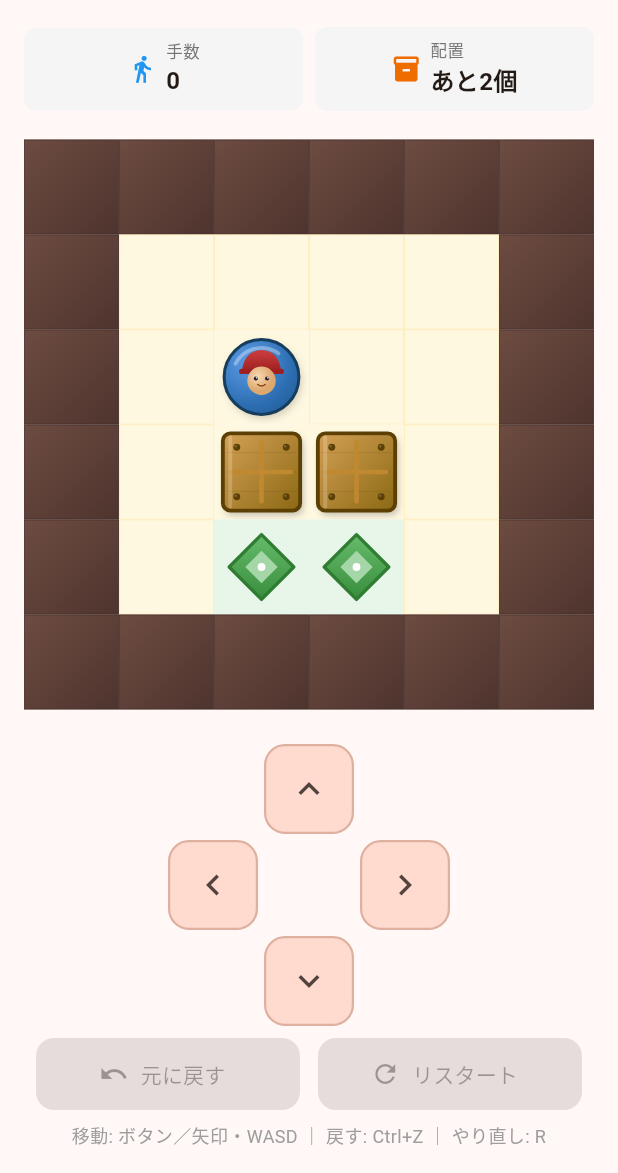
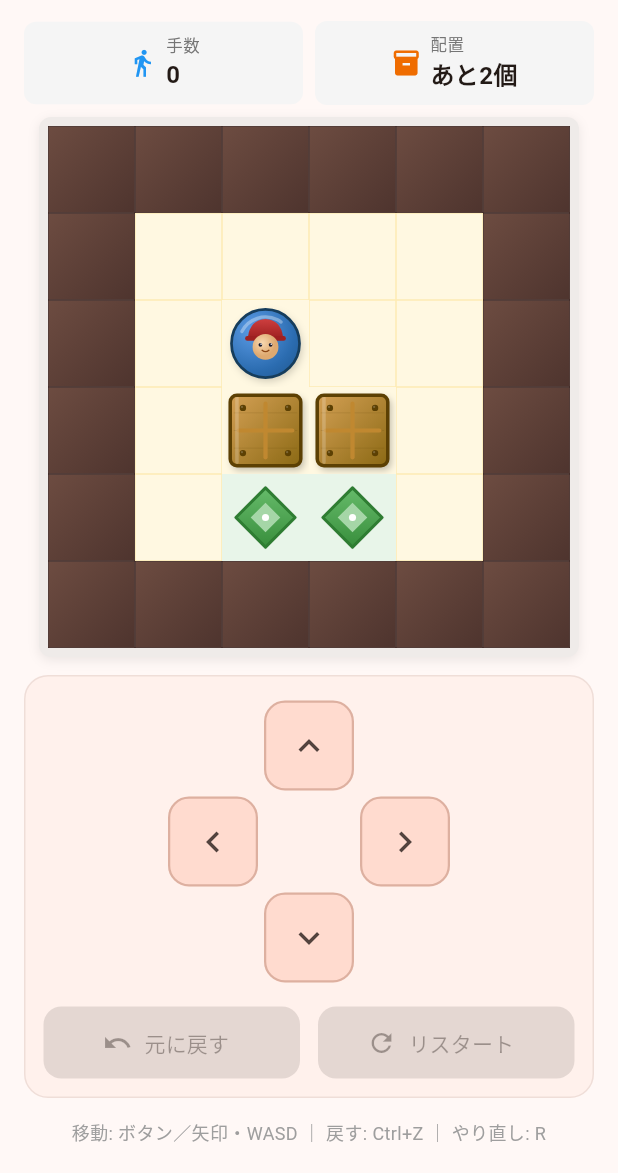
Before and after one commit to mozuq-lab/sokoban-app, a Flutter app: the screen it shows after launch, on a phone screen of 412 x 824 dp, the part 63-1236 px from its top. Run offline on Flutter 3.47's test engine with Material 3 defaults, Android fonts, the phone set to English and light mode, and no system bars.

Commit message:
feat: 方向パッドと操作ボタンをカード風コンテナでグルーピングし画面のセクション感を強化する (#34)
盤面エリアとコントロールエリアの情報階層を明確にするため、
方向パッド＋Undo/RestartボタンをsurfaceContainerLow背景の
角丸コンテナでまとめた。ヒントテキストの通常時背景もtransparentに
変更し、視覚的な重さを軽減。

Co-authored-by: Claude Opus 4.6 (1M context) <noreply@anthropic.com>

```diff
--- a/lib/features/game/presentation/home_screen.dart
+++ b/lib/features/game/presentation/home_screen.dart
@@ -209,6 +209,7 @@ class _HomeScreenState extends State<HomeScreen> {
                 padding: const EdgeInsets.symmetric(horizontal: 16),
                 child: Column(
                   children: [
+                    // --- クリアバナー ---
                     AnimatedSwitcher(
                       duration: const Duration(milliseconds: 300),
                       transitionBuilder: (child, animation) {
@@ -225,38 +226,68 @@ class _HomeScreenState extends State<HomeScreen> {
                           ? Container(
                               key: const ValueKey('clear-banner'),
                               width: double.infinity,
-                              color: Colors.green.shade100,
-                              padding: const EdgeInsets.all(12),
-                              child: Text(
+                              margin: const EdgeInsets.only(bottom: 8),
+                              padding: const EdgeInsets.symmetric(
+                                  vertical: 12, horizontal: 16),
+                              decoration: BoxDecoration(
+                                color: Colors.green.shade50,
+                                borderRadius: BorderRadius.circular(12),
+                                border: Border.all(
+                                  color: Colors.green.shade200,
+                                ),
+                              ),
+                              child: Row(
+                                mainAxisAlignment: MainAxisAlignment.center,
+                                children: [
+                                  Icon(Icons.emoji_events,
+                                      color: Colors.green.shade600, size: 24),
+                                  const SizedBox(width: 8),
+                                  Text(
                                     'クリア！ $_moveCount手',
-                                textAlign: TextAlign.center,
                                     style: TextStyle(
                                       fontSize: 20,
                                       fontWeight: FontWeight.bold,
-                                  color: Colors.green,
+                                      color: Colors.green.shade700,
                                     ),
+                                  ),
+                                ],
                               ),
                             )
                           : const SizedBox.shrink(
                               key: ValueKey('no-banner'),
                             ),
                     ),
+                    // --- 進捗バー ---
                     Padding(
-                      padding: const EdgeInsets.symmetric(vertical: 4),
+                      padding: const EdgeInsets.only(bottom: 8),
                       child: _ProgressBar(
                         moveCount: _moveCount,
                         remainingBoxes: gameState.remainingBoxes,
                       ),
                     ),
+                    // --- 盤面セクション ---
                     Expanded(
                       child: Center(
+                        child: Container(
+                          decoration: BoxDecoration(
+                            color: Colors.brown.shade50,
+                            borderRadius: BorderRadius.circular(8),
+                            boxShadow: [
+                              BoxShadow(
+                                color: Colors.black.withValues(alpha: 0.08),
+                                blurRadius: 6,
+                                offset: const Offset(0, 2),
+                              ),
+                            ],
+                          ),
+                          padding: const EdgeInsets.all(6),
                           child: AspectRatio(
                             aspectRatio:
                                 gameState.board.width / gameState.board.height,
                             child: LayoutBuilder(
                               builder: (context, constraints) {
-                              final cellSize =
-                                  constraints.maxWidth / gameState.board.width;
+                                final cellSize = constraints.maxWidth /
+                                    gameState.board.width;
                                 return _BoardView(
                                   gameState: gameState,
                                   cellSize: cellSize,
@@ -266,23 +297,47 @@ class _HomeScreenState extends State<HomeScreen> {
                           ),
                         ),
                       ),
+                    ),
+                    const SizedBox(height: 12),
+                    // --- コントロールセクション ---
+                    Container(
+                      padding: const EdgeInsets.only(
+                          top: 8, left: 12, right: 12, bottom: 12),
+                      decoration: BoxDecoration(
+                        color: Theme.of(context)
+                            .colorScheme
+                            .surfaceContainerLow,
+                        borderRadius: BorderRadius.circular(16),
+                        border: Border.all(
+                          color: Theme.of(context)
+                              .colorScheme
+                              .outlineVariant
+                              .withValues(alpha: 0.4),
+                        ),
+                      ),
+                      child: Column(
+                        mainAxisSize: MainAxisSize.min,
+                        children: [
+                          // --- 方向パッド ---
                           _DirectionPad(
                             onMove: _move,
                             enabled: !gameState.isSolved,
                           ),
-                    Padding(
-                      padding: const EdgeInsets.symmetric(horizontal: 8),
-                      child: Row(
+                          const SizedBox(height: 8),
+                          // --- 操作ボタン ---
+                          Row(
                             children: [
                               Expanded(
                                 child: FilledButton.tonalIcon(
-                              onPressed: _history.isNotEmpty ? _undo : null,
+                                  onPressed:
+                                      _history.isNotEmpty ? _undo : null,
                                   icon: const Icon(Icons.undo, size: 20),
                                   label: const Text('元に戻す'),
                                   style: FilledButton.styleFrom(
                                     minimumSize: const Size(0, 48),
                                     shape: RoundedRectangleBorder(
-                                  borderRadius: BorderRadius.circular(12),
+                                      borderRadius:
+                                          BorderRadius.circular(12),
                                     ),
                                   ),
                                 ),
@@ -290,30 +345,30 @@ class _HomeScreenState extends State<HomeScreen> {
                               const SizedBox(width: 12),
                               Expanded(
                                 child: FilledButton.tonalIcon(
-                              onPressed: _history.isNotEmpty ? _restart : null,
+                                  onPressed:
+                                      _history.isNotEmpty ? _restart : null,
                                   icon: const Icon(Icons.refresh, size: 20),
                                   label: const Text('リスタート'),
                                   style: FilledButton.styleFrom(
                                     minimumSize: const Size(0, 48),
                                     shape: RoundedRectangleBorder(
-                                  borderRadius: BorderRadius.circular(12),
+                                      borderRadius:
+                                          BorderRadius.circular(12),
                                     ),
                                   ),
                                 ),
                               ),
                             ],
                           ),
+                        ],
                       ),
+                    ),
+                    // --- ヒントテキスト ---
                     Padding(
-                      padding: const EdgeInsets.only(top: 8),
+                      padding: const EdgeInsets.only(top: 8, bottom: 12),
                       child: AnimatedSwitcher(
                         duration: const Duration(milliseconds: 200),
-                        child: Text(
-                          gameState.isSolved
-                              ? 'クリア済み — Ctrl+Z で戻す・R でやり直し'
-                              : _moveBlocked
-                                  ? 'その方向には進めません'
-                                  : '移動: ボタン／矢印・WASD ｜ 戻す: Ctrl+Z ｜ やり直し: R',
+                        child: Container(
                           key: ValueKey(
                             gameState.isSolved
                                 ? 'hint-cleared'
@@ -321,6 +376,20 @@ class _HomeScreenState extends State<HomeScreen> {
                                     ? 'hint-blocked'
                                     : 'hint-normal',
                           ),
+                          padding: const EdgeInsets.symmetric(
+                              vertical: 6, horizontal: 14),
+                          decoration: BoxDecoration(
+                            color: _moveBlocked && !gameState.isSolved
+                                ? Colors.red.shade50
+                                : Colors.transparent,
+                            borderRadius: BorderRadius.circular(16),
+                          ),
+                          child: Text(
+                            gameState.isSolved
+                                ? 'クリア済み — Ctrl+Z で戻す・R でやり直し'
+                                : _moveBlocked
+                                    ? 'その方向には進めません'
+                                    : '移動: ボタン／矢印・WASD ｜ 戻す: Ctrl+Z ｜ やり直し: R',
                             style: TextStyle(
                               fontSize: 12,
                               color: _moveBlocked && !gameState.isSolved
@@ -331,7 +400,7 @@ class _HomeScreenState extends State<HomeScreen> {
                           ),
                         ),
                       ),
-                    const SizedBox(height: 16),
+                    ),
                   ],
                 ),
               ),
```
Lines whose indentation alone changed are shown as unchanged.
